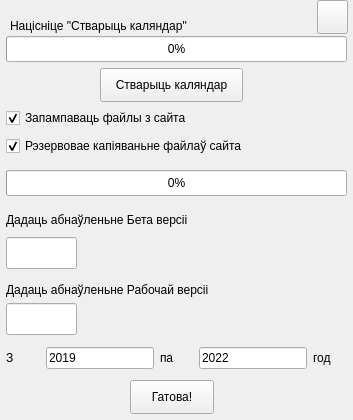
The window that mainwindow.ui (oleg-dydyshko/GrateCaliandarQT) describes before a commit, drawn with Qt 5.
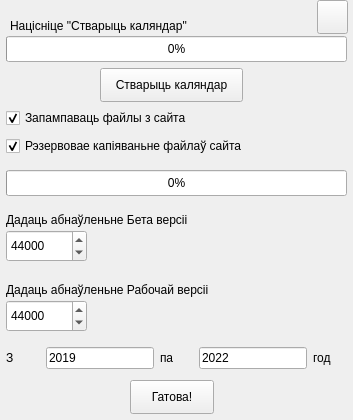
The same window after the commit. Icons and pictures are not drawn.

The edit to the form file:
```diff
--- a/mainwindow.ui
+++ b/mainwindow.ui
@@ -102,38 +102,6 @@
      <bool>true</bool>
     </property>
    </widget>
-   <widget class="QLineEdit" name="lineEditBeta">
-    <property name="geometry">
-     <rect>
-      <x>6</x>
-      <y>237</y>
-      <width>71</width>
-      <height>32</height>
-     </rect>
-    </property>
-    <property name="inputMethodHints">
-     <set>Qt::ImhNone</set>
-    </property>
-    <property name="text">
-     <string/>
-    </property>
-   </widget>
-   <widget class="QLineEdit" name="lineEditRelise">
-    <property name="geometry">
-     <rect>
-      <x>6</x>
-      <y>303</y>
-      <width>71</width>
-      <height>32</height>
-     </rect>
-    </property>
-    <property name="inputMethodHints">
-     <set>Qt::ImhNone</set>
-    </property>
-    <property name="text">
-     <string/>
-    </property>
-   </widget>
    <widget class="QWidget" name="layoutWidget">
     <property name="geometry">
      <rect>
@@ -336,6 +304,44 @@
      </size>
     </property>
    </widget>
+   <widget class="QSpinBox" name="lineEditBeta">
+    <property name="geometry">
+     <rect>
+      <x>6</x>
+      <y>230</y>
+      <width>81</width>
+      <height>32</height>
+     </rect>
+    </property>
+    <property name="minimum">
+     <number>43900</number>
+    </property>
+    <property name="maximum">
+     <number>100000</number>
+    </property>
+    <property name="value">
+     <number>44000</number>
+    </property>
+   </widget>
+   <widget class="QSpinBox" name="lineEditRelise">
+    <property name="geometry">
+     <rect>
+      <x>6</x>
+      <y>300</y>
+      <width>81</width>
+      <height>32</height>
+     </rect>
+    </property>
+    <property name="minimum">
+     <number>43900</number>
+    </property>
+    <property name="maximum">
+     <number>100000</number>
+    </property>
+    <property name="value">
+     <number>44000</number>
+    </property>
+   </widget>
   </widget>
  </widget>
  <resources>
```
